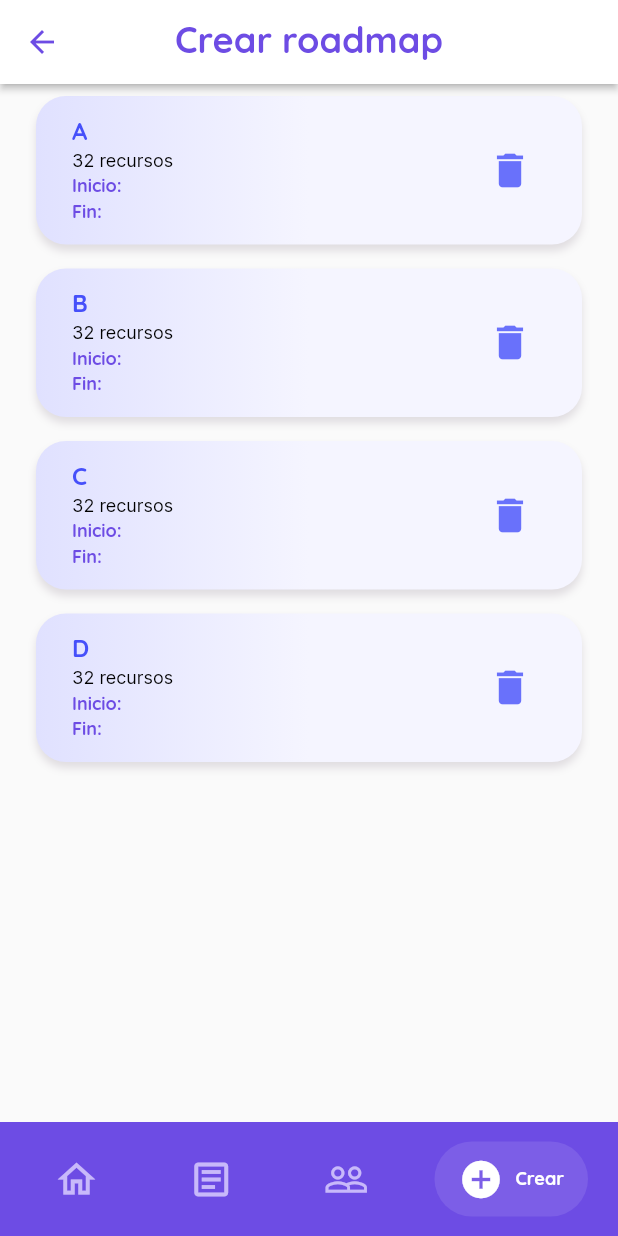
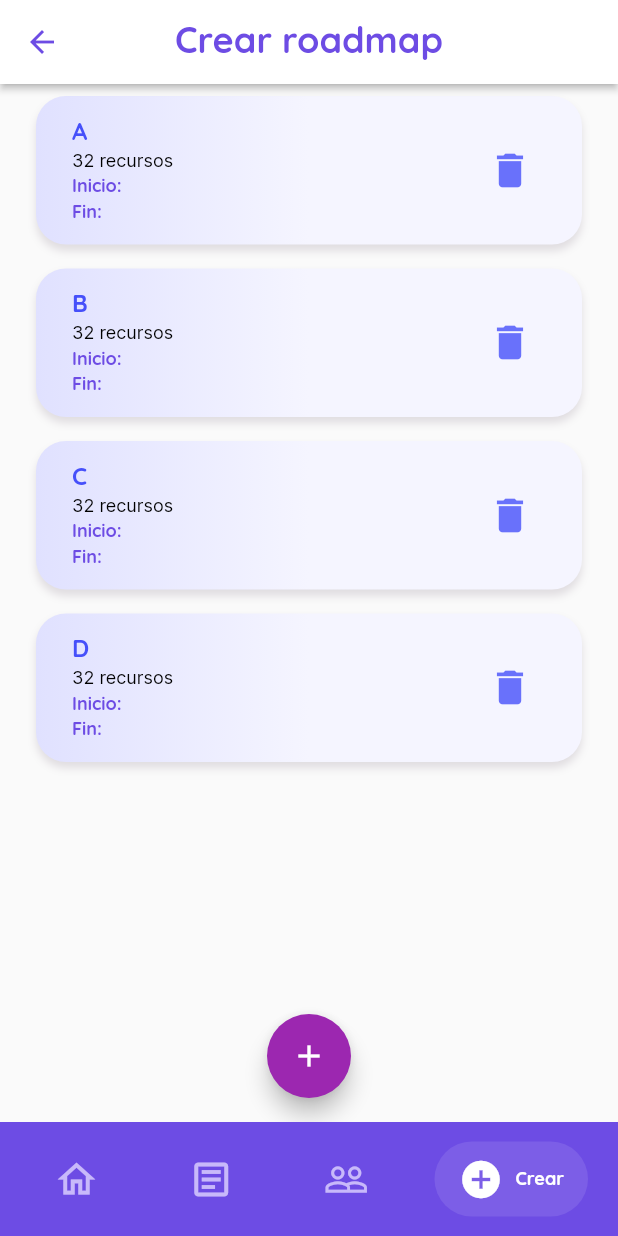
Before and after one commit to SimonRamos88/Aristeia, a Flutter app: the Create2Screen screen opened by its route, on a phone screen of 412 x 824 dp. Run offline on Flutter 3.47's test engine with Material 2 defaults, Android fonts, the phone set to English and light mode, and no system bars; drawn by our look-alikes of salomon_bottom_bar; our stand-ins replace auto_route, cloud_firestore, firebase_auth, firebase_core, flutter_rating_bar, gradient_borders; accounts and stored records are empty.

Commit message:
implementación paginas creacion

```diff
--- a/lib/features/create_screen2.dart
+++ b/lib/features/create_screen2.dart
@@ -1,17 +1,11 @@
 import 'package:aristeia_app/core/utils/app_colors.dart';
 import 'package:aristeia_app/core/utils/app_gradients.dart';
-import 'package:aristeia_app/core/utils/text_styles.dart';
-import 'package:aristeia_app/core/widgets/alert_dialog_widget.dart';
 import 'package:aristeia_app/core/widgets/app_bar_widget.dart';
 import 'package:aristeia_app/core/widgets/block_card.dart';
-import 'package:aristeia_app/core/widgets/box_text.dart';
-import 'package:aristeia_app/core/widgets/button.dart';
-import 'package:aristeia_app/core/widgets/filter__chips_data.dart';
-import 'package:aristeia_app/core/widgets/filter_chips.dart';
-import 'package:aristeia_app/core/widgets/input_field.dart';
 import 'package:auto_route/auto_route.dart';
 import 'package:flutter/material.dart';
-import 'package:gradient_borders/box_borders/gradient_box_border.dart';
+
+// Esta es la pagina para ver las listads de los bloques creados
 
 @RoutePage()
 class Create2Screen extends StatefulWidget {
@@ -52,8 +46,17 @@ class _Create2ScreenState extends State<Create2Screen> {
   Widget build(BuildContext context) {
     return Scaffold(
       appBar: AppBarWidget(title: 'Crear roadmap', type: 1, onPressedLeading: (){context.router.pop();},),
-      body: ReorderableListView(
-
+      floatingActionButtonLocation: FloatingActionButtonLocation.centerFloat,
+      floatingActionButton: FloatingActionButton(
+        onPressed: () {
+          setState(() {
+            myTiles.add('E');
+          });
+        },
+        child:const Icon(Icons.add),
+      ),
+      body:
+       ReorderableListView(
         children: [
           for (final tile in myTiles)
             Padding(
@@ -67,6 +70,7 @@ class _Create2ScreenState extends State<Create2Screen> {
               // ),
               child: BlockCard(nombreBloque: tile.toString(), edit:true) ,
             ),
+
         ],
         onReorder: (oldIndex, newIndex) {
           updateMyTiles(oldIndex, newIndex);
--- a/lib/features/home_screen.dart
+++ b/lib/features/home_screen.dart
@@ -5,7 +5,6 @@ import 'package:aristeia_app/core/utils/text_styles.dart';
 import 'package:aristeia_app/core/widgets/alert_dialog_widget.dart';
 import 'package:aristeia_app/core/widgets/app_bar_widget.dart';
 import 'package:aristeia_app/core/widgets/box_text.dart';
-import 'package:aristeia_app/core/widgets/button.dart';
 import 'package:aristeia_app/core/widgets/info_card.dart';
 import 'package:auto_route/auto_route.dart';
 import 'package:firebase_auth/firebase_auth.dart';
--- a/lib/features/single_road_screen.dart
+++ b/lib/features/single_road_screen.dart
@@ -102,7 +102,7 @@ class _SingleRoadScreenState extends State<SingleRoadScreen> {
                   SingleBlockRoute(blockId: i),
                 ),
               ),
-            SizedBox(height: 24),
+            const SizedBox(height: 24),
             Row(
               mainAxisAlignment: MainAxisAlignment.center,
               crossAxisAlignment: CrossAxisAlignment.center,
```
